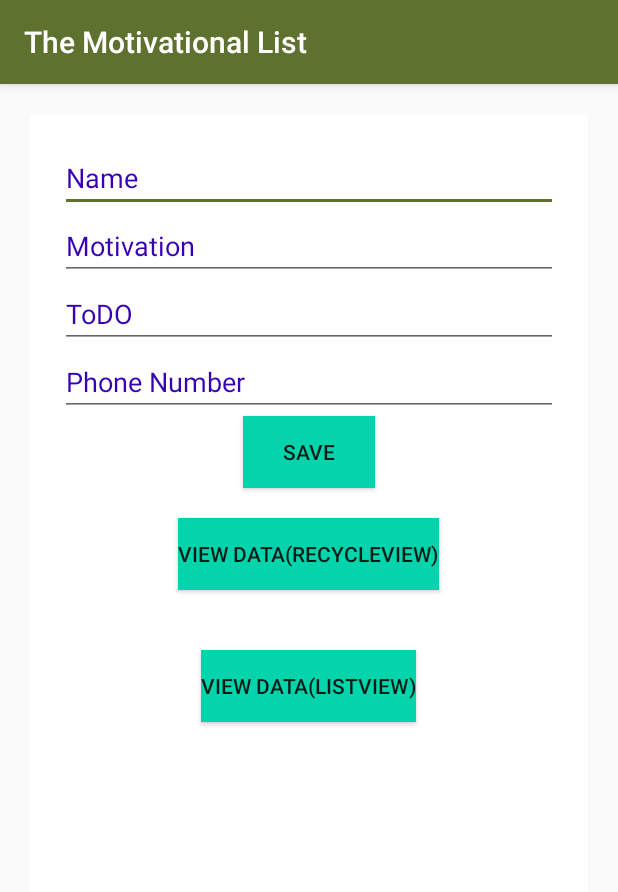
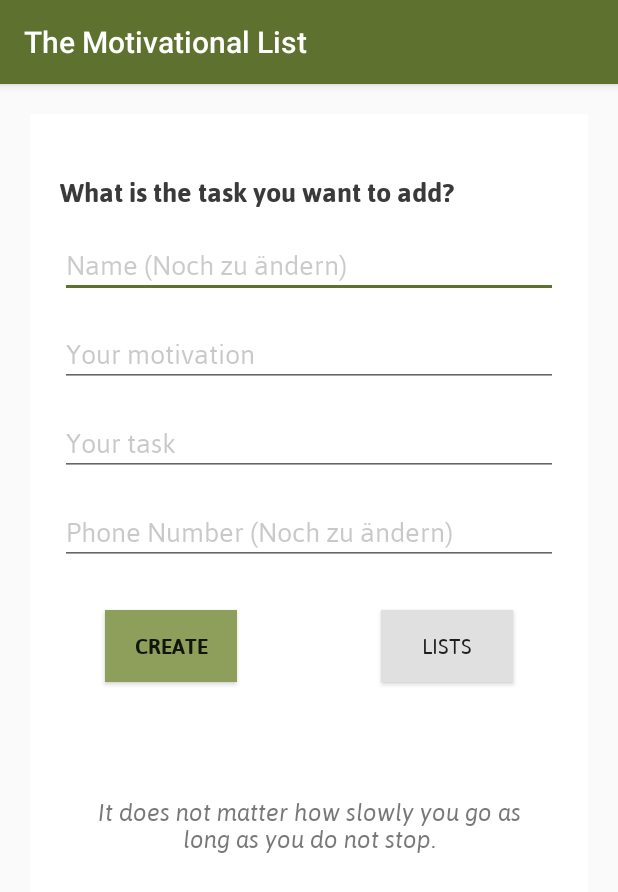
Before and after one commit to Mertyachting/BDD_Android_App, an Android app: the MainActivity screen opened directly, with no data from a screen before it, on a phone screen of 412 x 824 dp. Shown: the top 892 px of the screen. Run offline under Robolectric (Android 15) with nearby library versions, the phone set to English and light mode, and no system bars.

Commit message:
code refactored (:D) + layout angepasst

```diff
--- a/app/src/main/java/com/example/motivationlist/Employee.java
+++ b/app/src/main/java/com/example/motivationlist/Employee.java
@@ -1,6 +1,4 @@
 package com.example.motivationlist;
-
-
 
 public class Employee {
     private int id;
--- a/app/src/main/java/com/example/motivationlist/EmployeeAdapter.java
+++ b/app/src/main/java/com/example/motivationlist/EmployeeAdapter.java
@@ -144,12 +144,12 @@ public class EmployeeAdapter extends ArrayAdapter<Employee> {
 
                 String sql = "UPDATE Student \n" +
                         "SET Name = ?, \n" +
-                        "Email = ?,\n"+
-                        "Username = ?,\n"+
+                        "Email = ?,\n" +
+                        "Username = ?,\n" +
                         "PhoneNO= ? \n" +
                         "WHERE id = ?;\n";
 
-                mDatabase.execSQL(sql, new String[]{name, email,username,phno, String.valueOf(employee.getId())});
+                mDatabase.execSQL(sql, new String[]{name, email, username, phno, String.valueOf(employee.getId())});
                 Toast.makeText(mCtx, "Student Updated", Toast.LENGTH_SHORT).show();
                 reloadEmployeesFromDatabase();
 
--- a/app/src/main/java/com/example/motivationlist/MainActivity.java
+++ b/app/src/main/java/com/example/motivationlist/MainActivity.java
@@ -17,7 +17,7 @@ import com.google.android.material.snackbar.Snackbar;
 
 public class MainActivity extends AppCompatActivity {
     EditText e_name, e_email, e_username, e_phnumber;
-    Button bt_save,viewdata,viewdatall;
+    Button bt_save, viewdata, viewdatall;
     public static final String DATABASE_NAME = "StudentDatabases.db";
     SQLiteDatabase mDatabase;
 
@@ -37,22 +37,21 @@ public class MainActivity extends AppCompatActivity {
         e_phnumber = (EditText) findViewById(R.id.e_phnumber);
 
         bt_save = (Button) findViewById(R.id.btn_save);
-        viewdatall=(Button)findViewById(R.id.viewdataLL);
+        viewdatall = (Button) findViewById(R.id.viewdataLL);
         viewdatall.setOnClickListener(new View.OnClickListener() {
             @Override
             public void onClick(View view) {
-                Intent intent= new Intent(MainActivity.this, EmployeeActivity.class);
+                Intent intent = new Intent(MainActivity.this, EmployeeActivity.class);
                 startActivity(intent);
             }
         });
-
 
 
         viewdata = (Button) findViewById(R.id.viewdata);
         viewdata.setOnClickListener(new View.OnClickListener() {
             @Override
             public void onClick(View view) {
-                Intent intent= new Intent(MainActivity.this, MainActivity2.class);
+                Intent intent = new Intent(MainActivity.this, MainActivity2.class);
                 startActivity(intent);
             }
         });
@@ -71,7 +70,7 @@ public class MainActivity extends AppCompatActivity {
 
                 if (name.isEmpty() || email.isEmpty() || username.isEmpty() || phone.isEmpty()) {
 
-                    Toast.makeText(MainActivity.this, "Fil the form", Toast.LENGTH_SHORT).show();
+                    Toast.makeText(MainActivity.this, "Complete to save", Toast.LENGTH_SHORT).show();
 
                 } else {
 
@@ -85,7 +84,7 @@ public class MainActivity extends AppCompatActivity {
                     //first is the sql string and second is the parameters that is to be binded with the query
                     mDatabase.execSQL(insertSQL, new String[]{name, email, username, phone});
 
-                    Toast.makeText(MainActivity.this, "Great! Data Saved", Toast.LENGTH_SHORT).show();
+                    Toast.makeText(MainActivity.this, "Great! Data saved", Toast.LENGTH_SHORT).show();
                 }
 
 
--- a/app/src/main/res/layout/activity_main.xml
+++ b/app/src/main/res/layout/activity_main.xml
@@ -1,73 +1,126 @@
 <?xml version="1.0" encoding="utf-8"?>
 <LinearLayout xmlns:android="http://schemas.android.com/apk/res/android"
-    xmlns:app="http://schemas.android.com/apk/res-auto"
     xmlns:tools="http://schemas.android.com/tools"
     android:layout_width="match_parent"
     android:layout_height="match_parent"
+    android:layout_margin="20dp"
+    android:background="#fff"
     android:orientation="vertical"
-    android:layout_margin="20dp"
-    android:background="#ffff"
     android:padding="20dp"
     tools:context=".MainActivity">
+
+    <TextView
+        android:id="@+id/task_add_question"
+        android:layout_width="match_parent"
+        android:layout_height="wrap_content"
+        android:layout_marginTop="20dp"
+        android:fontFamily="@font/asap_bold"
+        android:text="@string/task_to_add"
+        android:textColor="@color/app_name_text"
+        android:textSize="18sp" />
 
     <EditText
         android:id="@+id/e_name"
         android:layout_width="match_parent"
         android:layout_height="wrap_content"
-        android:hint="Name"
+        android:layout_marginTop="15dp"
+        android:fontFamily="@font/asap"
+        android:hint="@string/first_hint"
         android:inputType="text"
-        android:textColorHint="#3700B3" />
+        android:textColorHint="#433A3A3A" />
 
     <EditText
         android:id="@+id/e_email"
         android:layout_width="match_parent"
         android:layout_height="wrap_content"
-        android:hint="Motivation"
+        android:layout_marginTop="15dp"
+        android:fontFamily="@font/asap"
+        android:hint="@string/second_hint"
         android:inputType="textEmailAddress"
-        android:textColorHint="#3700B3" />
+        android:textColorHint="@color/placeholder" />
 
     <EditText
         android:id="@+id/e_username"
         android:layout_width="match_parent"
         android:layout_height="wrap_content"
-        android:hint="ToDO"
+        android:layout_marginTop="15dp"
+        android:fontFamily="@font/asap"
+        android:hint="@string/third_hint"
         android:inputType="text"
-        android:textColorHint="#3700B3" />
+        android:textColorHint="@color/placeholder" />
 
     <EditText
         android:id="@+id/e_phnumber"
         android:layout_width="match_parent"
         android:layout_height="wrap_content"
-        android:hint="Phone Number"
+        android:layout_marginTop="15dp"
+        android:fontFamily="@font/asap"
+        android:hint="@string/fourth_hint"
         android:inputType="number"
-        android:textColorHint="#3700B3" />
+        android:textColorHint="@color/placeholder" />
 
+    <LinearLayout
+        android:layout_width="match_parent"
+        android:layout_height="wrap_content"
+        android:orientation="horizontal">
 
+        <RelativeLayout
+            xmlns:android="http://schemas.android.com/apk/res/android"
+            android:id="@+id/RelativeLayout01"
+            android:layout_width="fill_parent"
+            android:layout_height="fill_parent"
+            android:padding="10dp">
 
             <Button
                 android:id="@+id/btn_save"
                 android:layout_width="wrap_content"
                 android:layout_height="wrap_content"
-        android:layout_gravity="center"
-        android:background="#03D4AC"
-        android:text="Save" />
+                android:layout_margin="20dp"
+                android:background="@color/primaryLightColor"
+                android:fontFamily="@font/asap_bold"
+                android:text="@string/create_list"
+                android:layout_alignParentLeft="true" />
 
             <Button
                 android:id="@+id/viewdata"
-        android:layout_margin="20dp"
                 android:layout_width="wrap_content"
                 android:layout_height="wrap_content"
-        android:layout_gravity="center"
-        android:background="#03D4AC"
-        android:text="View data(RecycleView)" />
+                android:layout_margin="20dp"
+                android:background="@color/button_background"
+                android:layout_alignParentRight="true"
+                android:fontFamily="@font/asap"
+                android:text="@string/overview_list" />
+
+        </RelativeLayout>
+
+    </LinearLayout>
+
+    <LinearLayout
+        android:layout_width="match_parent"
+        android:layout_height="wrap_content"
+        android:orientation="vertical">
 
         <Button
             android:id="@+id/viewdataLL"
-        android:layout_margin="20dp"
-        android:layout_width="wrap_content"
+            android:layout_width="30dp"
+            android:layout_height="30dp"
+            android:layout_gravity="center_horizontal"
+            android:background="@android:color/transparent" />
+
+        <TextView
+            android:id="@+id/start_quote2"
+            android:layout_width="match_parent"
             android:layout_height="wrap_content"
-        android:layout_gravity="center"
-        android:background="#03D4AC"
-        android:text="View data(ListView)" />
+            android:layout_marginStart="8dp"
+            android:layout_marginTop="16dp"
+            android:layout_marginEnd="8dp"
+            android:layout_marginBottom="8dp"
+            android:fontFamily="@font/asap_italic"
+            android:text="@string/list_quote"
+            android:textAlignment="center"
+            android:textColor="@color/quote"
+            android:textSize="16sp"
+            tools:text="@string/list_quote" />
+    </LinearLayout>
 
 </LinearLayout>
--- a/app/src/main/res/values/colors.xml
+++ b/app/src/main/res/values/colors.xml
@@ -5,5 +5,7 @@
     <color name="primaryDarkColor">#324603</color>
     <color name="primaryTextColor">#ffffff</color>
     <color name="app_name_text">#3A3A3A</color>
+    <color name="button_background">#E0E0E0</color>
     <color name="quote">#AF3A3A3A</color>
+    <color name="placeholder">#463A3A3A</color>
 </resources>
--- a/app/src/main/res/values/strings.xml
+++ b/app/src/main/res/values/strings.xml
@@ -2,13 +2,17 @@
     <string name="app_name_short">Motivational List</string>
     <string name="app_name_long">The Motivational List</string>
     <string name="action_settings">Settings</string>
-    <string name="name_of_list">What is the name of your list?</string>
     <string name="create_list">Create</string>
     <string name="task_to_add">What is the task you want to add?</string>
-    <string name="add_task">Add</string>
+    <string name="overview_list">Lists</string>
     <string name="launch_picture_descr">A branch with leaves on a white background</string>
     <string name="app_name_first">The</string>
     <string name="app_name_second">Motivational</string>
     <string name="app_name_third">List</string>
     <string name="launch_quote">"Start by doing what\'s necessary, then do what\'s possible, and suddenly you are doing the impossible."</string>
+    <string name="list_quote">"It does not matter how slowly you go as long as you do not stop."</string>
+    <string name="first_hint">"Name (Noch zu ändern)"</string>
+    <string name="second_hint">"Your motivation"</string>
+    <string name="third_hint">"Your task"</string>
+    <string name="fourth_hint">"Phone Number (Noch zu ändern)"</string>
 </resources>
```
Also changed, not shown: app/src/main/java/com/example/motivationlist/test/Product.java (+0 -5 lines), app/src/main/java/com/example/motivationlist/test/ProductAdapter.java (+9 -14 lines). Lines whose indentation alone changed are shown as unchanged.
